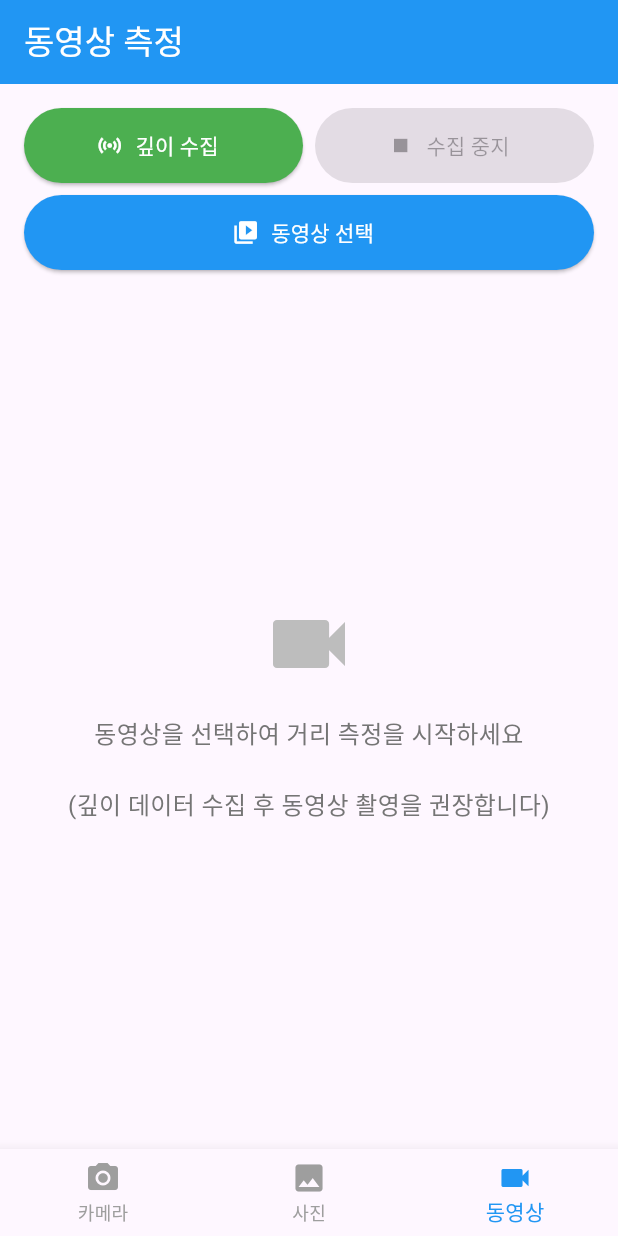
After one commit to cho1taeho/depth, a Flutter app: the screen it shows after launch, item 3 of the bottom bar chosen, on a phone screen of 412 x 824 dp. The commit adds this screen. Run offline on Flutter 3.47's test engine with Material 3 defaults, Android fonts, the phone set to English and light mode, and no system bars; our stand-ins replace camera, chewie, flutter_riverpod, image_picker, permission_handler, video_player.

Commit message:
feat: videotab 생성

```diff
--- a/lib/core/depth_api/depth_api.dart
+++ b/lib/core/depth_api/depth_api.dart
@@ -12,4 +12,36 @@ class DepthApi {
     final result = await _channel.invokeMethod('capturePhotoWithDepth');
     return Map<String, dynamic>.from(result);
   }
+
+  // 동영상 촬영 시작
+  static Future<Map<String, dynamic>> startVideoRecording() async {
+    final result = await _channel.invokeMethod('startVideoRecording');
+    return Map<String, dynamic>.from(result);
+  }
+
+  // 동영상 촬영 중지
+  static Future<String> stopVideoRecording() async {
+    final result = await _channel.invokeMethod('stopVideoRecording');
+    return result as String;
+  }
+
+  // 동영상 프레임에서 거리 측정
+  static Future<int> measureVideoFrame({
+    required String videoPath,
+    required int frameTimestamp,
+    required int x1,
+    required int y1,
+    required int x2,
+    required int y2,
+  }) async {
+    final result = await _channel.invokeMethod('measureVideoFrame', {
+      'videoPath': videoPath,
+      'frameTimestamp': frameTimestamp,
+      'x1': x1,
+      'y1': y1,
+      'x2': x2,
+      'y2': y2,
+    });
+    return result as int;
+  }
 }
--- a/lib/presentation/screen/home_screen_root.dart
+++ b/lib/presentation/screen/home_screen_root.dart
@@ -2,6 +2,7 @@ import 'package:flutter/material.dart';
 import 'package:flutter_riverpod/flutter_riverpod.dart';
 import 'camera_tab.dart';
 import 'photo_tab.dart';
+import 'video_tab.dart';
 
 class HomeScreenRoot extends ConsumerStatefulWidget {
   const HomeScreenRoot({Key? key}) : super(key: key);
@@ -11,17 +12,17 @@ class HomeScreenRoot extends ConsumerStatefulWidget {
 }
 
 class _HomeScreenRootState extends ConsumerState<HomeScreenRoot> {
-  int _currentIndex = 0; // 0: 카메라탭, 1: 포토탭 (기본값: 카메라탭)
+  int _currentIndex = 0; // 0: 카메라탭, 1: 포토탭, 2: 동영상탭 (기본값: 카메라탭)
 
   @override
   Widget build(BuildContext context) {
     return Scaffold(
       appBar: AppBar(
-        title: Text(_currentIndex == 0 ? '실시간 측정' : '사진 측정'),
+        title: Text(_getTitle()),
         backgroundColor: Colors.blue,
         foregroundColor: Colors.white,
       ),
-      body: _currentIndex == 0 ? CameraTab() : PhotoTab(),
+      body: _getCurrentTab(),
       bottomNavigationBar: BottomNavigationBar(
         currentIndex: _currentIndex,
         onTap: (index) {
@@ -29,6 +30,7 @@ class _HomeScreenRootState extends ConsumerState<HomeScreenRoot> {
             _currentIndex = index; // 탭 전환
           });
         },
+        type: BottomNavigationBarType.fixed, // 3개 이상 탭을 위해 필요
         items: [
           BottomNavigationBarItem(
             icon: Icon(Icons.camera_alt),
@@ -38,10 +40,40 @@ class _HomeScreenRootState extends ConsumerState<HomeScreenRoot> {
             icon: Icon(Icons.photo),
             label: '사진',
           ),
+          BottomNavigationBarItem(
+            icon: Icon(Icons.videocam),
+            label: '동영상',
+          ),
         ],
         selectedItemColor: Colors.blue,
         unselectedItemColor: Colors.grey,
       ),
     );
   }
+
+  String _getTitle() {
+    switch (_currentIndex) {
+      case 0:
+        return '실시간 측정';
+      case 1:
+        return '사진 측정';
+      case 2:
+        return '동영상 측정';
+      default:
+        return '깊이 측정';
+    }
+  }
+
+  Widget _getCurrentTab() {
+    switch (_currentIndex) {
+      case 0:
+        return CameraTab();
+      case 1:
+        return PhotoTab();
+      case 2:
+        return VideoTab();
+      default:
+        return CameraTab();
+    }
+  }
 }
--- /dev/null
+++ b/lib/presentation/screen/video_tab.dart
@@ -0,0 +1,422 @@
+import 'package:flutter/material.dart';
+import 'package:flutter_riverpod/flutter_riverpod.dart';
+import 'package:video_player/video_player.dart';
+import 'package:chewie/chewie.dart';
+import 'package:image_picker/image_picker.dart';
+import 'package:depth/core/depth_api/depth_api.dart';
+import 'dart:io';
+
+class VideoTab extends ConsumerStatefulWidget {
+  const VideoTab({Key? key}) : super(key: key);
+
+  @override
+  ConsumerState<VideoTab> createState() => _VideoTabState();
+}
+
+class _VideoTabState extends ConsumerState<VideoTab> {
+  VideoPlayerController? _videoController;
+  ChewieController? _chewieController;
+  bool _isRecordingDepth = false;
+  String? _currentVideoPath;
+  String? _currentDepthDataPath;
+  int? _recordingTimestamp;
+  List<Offset> selectedPoints = [];
+  double? measuredDistance;
+  String selectedUnit = 'cm';
+  List<MeasurementRecord> measurementHistory = [];
+
+  @override
+  void dispose() {
+    _videoController?.dispose();
+    _chewieController?.dispose();
+    super.dispose();
+  }
+
+  @override
+  Widget build(BuildContext context) {
+    return Padding(
+      padding: const EdgeInsets.all(16.0),
+      child: Column(
+        children: [
+          // 깊이 데이터 수집 버튼들
+          Row(
+            children: [
+              Expanded(
+                child: ElevatedButton.icon(
+                  onPressed: _isRecordingDepth ? null : _startDepthRecording,
+                  icon: const Icon(Icons.sensors),
+                  label: const Text('깊이 수집'),
+                  style: ElevatedButton.styleFrom(
+                    backgroundColor: Colors.green,
+                    foregroundColor: Colors.white,
+                    minimumSize: const Size(double.infinity, 50),
+                  ),
+                ),
+              ),
+              const SizedBox(width: 8),
+              Expanded(
+                child: ElevatedButton.icon(
+                  onPressed: _isRecordingDepth ? _stopDepthRecording : null,
+                  icon: const Icon(Icons.stop),
+                  label: const Text('수집 중지'),
+                  style: ElevatedButton.styleFrom(
+                    backgroundColor: Colors.grey,
+                    foregroundColor: Colors.white,
+                    minimumSize: const Size(double.infinity, 50),
+                  ),
+                ),
+              ),
+            ],
+          ),
+          const SizedBox(height: 8),
+          // 동영상 선택 버튼
+          ElevatedButton.icon(
+            onPressed: _pickVideo,
+            icon: const Icon(Icons.video_library),
+            label: const Text('동영상 선택'),
+            style: ElevatedButton.styleFrom(
+              backgroundColor: Colors.blue,
+              foregroundColor: Colors.white,
+              minimumSize: const Size(double.infinity, 50),
+            ),
+          ),
+          const SizedBox(height: 16),
+          // 상태 표시
+          if (_isRecordingDepth) ...[
+            Container(
+              padding: const EdgeInsets.all(12),
+              decoration: BoxDecoration(
+                color: Colors.red.shade100,
+                borderRadius: BorderRadius.circular(8),
+              ),
+              child: Row(
+                children: [
+                  Icon(Icons.record_voice_over, color: Colors.red),
+                  const SizedBox(width: 8),
+                  Text('깊이 데이터 수집 중...', style: TextStyle(color: Colors.red, fontWeight: FontWeight.bold)),
+                ],
+              ),
+            ),
+            const SizedBox(height: 16),
+          ],
+          // 동영상 플레이어
+          if (_chewieController != null) ...[
+            AspectRatio(
+              aspectRatio: _videoController!.value.aspectRatio,
+              child: GestureDetector(
+                onTapDown: _onVideoTap,
+                child: Stack(
+                  children: [
+                    Chewie(controller: _chewieController!),
+                    // 선택된 점들 표시
+                    ...selectedPoints.map((point) => Positioned(
+                      left: point.dx - 10,
+                      top: point.dy - 10,
+                      child: Container(
+                        width: 20,
+                        height: 20,
+                        decoration: const BoxDecoration(
+                          color: Colors.red,
+                          shape: BoxShape.circle,
+                        ),
+                        child: const Icon(
+                          Icons.circle,
+                          color: Colors.white,
+                          size: 16,
+                        ),
+                      ),
+                    )),
+                  ],
+                ),
+              ),
+            ),
+            const SizedBox(height: 16),
+            // 측정 결과 표시
+            if (measuredDistance != null) ...[
+              Container(
+                padding: const EdgeInsets.all(16),
+                decoration: BoxDecoration(
+                  color: Colors.green.shade100,
+                  borderRadius: BorderRadius.circular(8),
+                ),
+                child: Row(
+                  mainAxisAlignment: MainAxisAlignment.spaceBetween,
+                  children: [
+                    Text(
+                      '측정 거리: ${measuredDistance!.toStringAsFixed(2)} $selectedUnit',
+                      style: const TextStyle(fontSize: 16, fontWeight: FontWeight.bold),
+                    ),
+                    DropdownButton<String>(
+                      value: selectedUnit,
+                      items: ['mm', 'cm', 'm'].map((unit) =>
+                          DropdownMenuItem(value: unit, child: Text(unit))
+                      ).toList(),
+                      onChanged: (value) {
+                        if (value != null) {
+                          setState(() {
+                            selectedUnit = value;
+                            _convertUnit();
+                          });
+                        }
+                      },
+                    ),
+                  ],
+                ),
+              ),
+              const SizedBox(height: 8),
+              Row(
+                children: [
+                  Expanded(
+                    child: ElevatedButton(
+                      onPressed: _saveMeasurement,
+                      child: const Text('측정 결과 저장'),
+                    ),
+                  ),
+                  const SizedBox(width: 8),
+                  Expanded(
+                    child: ElevatedButton(
+                      onPressed: _clearPoints,
+                      child: const Text('점 초기화'),
+                    ),
+                  ),
+                ],
+              ),
+            ],
+            const SizedBox(height: 16),
+            // 측정 기록
+            if (measurementHistory.isNotEmpty) ...[
+              const Text('측정 기록', style: TextStyle(fontSize: 18, fontWeight: FontWeight.bold)),
+              const SizedBox(height: 8),
+              Expanded(
+                child: ListView.builder(
+                  itemCount: measurementHistory.length,
+                  itemBuilder: (context, index) {
+                    final record = measurementHistory[index];
+                    return Card(
+                      child: ListTile(
+                        title: Text('${record.distance.toStringAsFixed(2)} ${record.unit}'),
+                        subtitle: Text(record.timestamp),
+                        trailing: IconButton(
+                          icon: const Icon(Icons.delete),
+                          onPressed: () => _deleteMeasurement(index),
+                        ),
+                      ),
+                    );
+                  },
+                ),
+              ),
+            ],
+          ] else ...[
+            // 동영상이 선택되지 않았을 때
+            Expanded(
+              child: Center(
+                child: Column(
+                  mainAxisAlignment: MainAxisAlignment.center,
+                  children: [
+                    Icon(Icons.videocam, size: 64, color: Colors.grey.shade400),
+                    const SizedBox(height: 16),
+                    Text(
+                      '동영상을 선택하여 거리 측정을 시작하세요\n\n(깊이 데이터 수집 후 동영상 촬영을 권장합니다)',
+                      style: TextStyle(
+                        fontSize: 16,
+                        color: Colors.grey.shade600,
+                      ),
+                      textAlign: TextAlign.center,
+                    ),
+                  ],
+                ),
+              ),
+            ),
+          ],
+        ],
+      ),
+    );
+  }
+
+  Future<void> _startDepthRecording() async {
+    try {
+      setState(() {
+        _isRecordingDepth = true;
+      });
+
+      final result = await DepthApi.startVideoRecording();
+      setState(() {
+        _currentDepthDataPath = result['depthDataPath'] as String?;
+        _recordingTimestamp = result['timestamp'] as int?;
+      });
+
+      ScaffoldMessenger.of(context).showSnackBar(
+        const SnackBar(content: Text('깊이 데이터 수집이 시작되었습니다.')),
+      );
+    } catch (e) {
+      setState(() {
+        _isRecordingDepth = false;
+      });
+      ScaffoldMessenger.of(context).showSnackBar(
+        SnackBar(content: Text('깊이 데이터 수집에 실패했습니다: $e')),
+      );
+    }
+  }
+
+  Future<void> _stopDepthRecording() async {
+    try {
+      final result = await DepthApi.stopVideoRecording();
+      setState(() {
+        _isRecordingDepth = false;
+      });
+
+      ScaffoldMessenger.of(context).showSnackBar(
+        SnackBar(content: Text('깊이 데이터 수집이 완료되었습니다: $result')),
+      );
+    } catch (e) {
+      setState(() {
+        _isRecordingDepth = false;
+      });
+      ScaffoldMessenger.of(context).showSnackBar(
+        SnackBar(content: Text('깊이 데이터 수집 중지에 실패했습니다: $e')),
+      );
+    }
+  }
+
+  Future<void> _pickVideo() async {
+    try {
+      final ImagePicker picker = ImagePicker();
+      final XFile? video = await picker.pickVideo(source: ImageSource.gallery);
+      if (video != null) {
+        await _loadVideo(video.path);
+      }
+    } catch (e) {
+      ScaffoldMessenger.of(context).showSnackBar(
+        SnackBar(content: Text('동영상 선택에 실패했습니다: $e')),
+      );
+    }
+  }
+
+  Future<void> _loadVideo(String videoPath) async {
+    try {
+      _videoController?.dispose();
+      _chewieController?.dispose();
+
+      _videoController = VideoPlayerController.file(File(videoPath));
+      await _videoController!.initialize();
+
+      _chewieController = ChewieController(
+        videoPlayerController: _videoController!,
+        autoPlay: false,
+        looping: false,
+        allowFullScreen: true,
+        allowMuting: true,
+        showControls: true,
+      );
+
+      setState(() {
+        _currentVideoPath = videoPath;
+        selectedPoints.clear();
+        measuredDistance = null;
+      });
+    } catch (e) {
+      ScaffoldMessenger.of(context).showSnackBar(
+        SnackBar(content: Text('동영상 로드에 실패했습니다: $e')),
+      );
+    }
+  }
+
+  void _onVideoTap(TapDownDetails details) {
+    if (_videoController == null || _currentVideoPath == null) return;
+
+    setState(() {
+      if (selectedPoints.length < 2) {
+        selectedPoints.add(details.localPosition);
+
+        if (selectedPoints.length == 2) {
+          _measureDistance();
+        }
+      } else {
+        // 두 점이 이미 선택된 경우, 새로운 점으로 교체
+        selectedPoints.clear();
+        selectedPoints.add(details.localPosition);
+        measuredDistance = null;
+      }
+    });
+  }
+
+  Future<void> _measureDistance() async {
+    if (selectedPoints.length != 2 || _currentVideoPath == null || _videoController == null) return;
+
+    try {
+      final currentPosition = _videoController!.value.position.inMilliseconds;
+      final distance = await DepthApi.measureVideoFrame(
+        videoPath: _currentVideoPath!,
+        frameTimestamp: currentPosition,
+        x1: selectedPoints[0].dx.toInt(),
+        y1: selectedPoints[0].dy.toInt(),
+        x2: selectedPoints[1].dx.toInt(),
+        y2: selectedPoints[1].dy.toInt(),
+      );
+
+      setState(() {
+        measuredDistance = (distance) / 10.0; // mm를 cm로 변환
+      });
+    } catch (e) {
+      ScaffoldMessenger.of(context).showSnackBar(
+        SnackBar(content: Text('거리 측정에 실패했습니다: $e')),
+      );
+    }
+  }
+
+  void _convertUnit() {
+    if (measuredDistance == null) return;
+
+    setState(() {
+      switch (selectedUnit) {
+        case 'mm':
+          measuredDistance = measuredDistance! * 10;
+          break;
+        case 'cm':
+        // 이미 cm 단위
+          break;
+        case 'm':
+          measuredDistance = measuredDistance! / 100;
+          break;
+      }
+    });
+  }
+
+  void _saveMeasurement() {
+    if (measuredDistance == null) return;
+
+    setState(() {
+      measurementHistory.add(MeasurementRecord(
+        distance: measuredDistance!,
+        unit: selectedUnit,
+        timestamp: DateTime.now().toString().substring(0, 19),
+      ));
+    });
+  }
+
+  void _deleteMeasurement(int index) {
+    setState(() {
+      measurementHistory.removeAt(index);
+    });
+  }
+
+  void _clearPoints() {
+    setState(() {
+      selectedPoints.clear();
+      measuredDistance = null;
+    });
+  }
+}
+
+// 측정 기록 클래스
+class MeasurementRecord {
+  final double distance;
+  final String unit;
+  final String timestamp;
+
+  MeasurementRecord({
+    required this.distance,
+    required this.unit,
+    required this.timestamp,
+  });
+}
--- a/pubspec.yaml
+++ b/pubspec.yaml
@@ -33,6 +33,8 @@ dependencies:
   permission_handler: ^12.0.0
   flutter_riverpod: ^2.6.1
   camera: ^0.10.5+9
+  video_player: ^2.8.2
+  chewie: ^1.7.4
   # The following adds the Cupertino Icons font to your application.
   # Use with the CupertinoIcons class for iOS style icons.
   cupertino_icons: ^1.0.8
```
Also changed, not shown: pubspec.lock, 2 other files.
